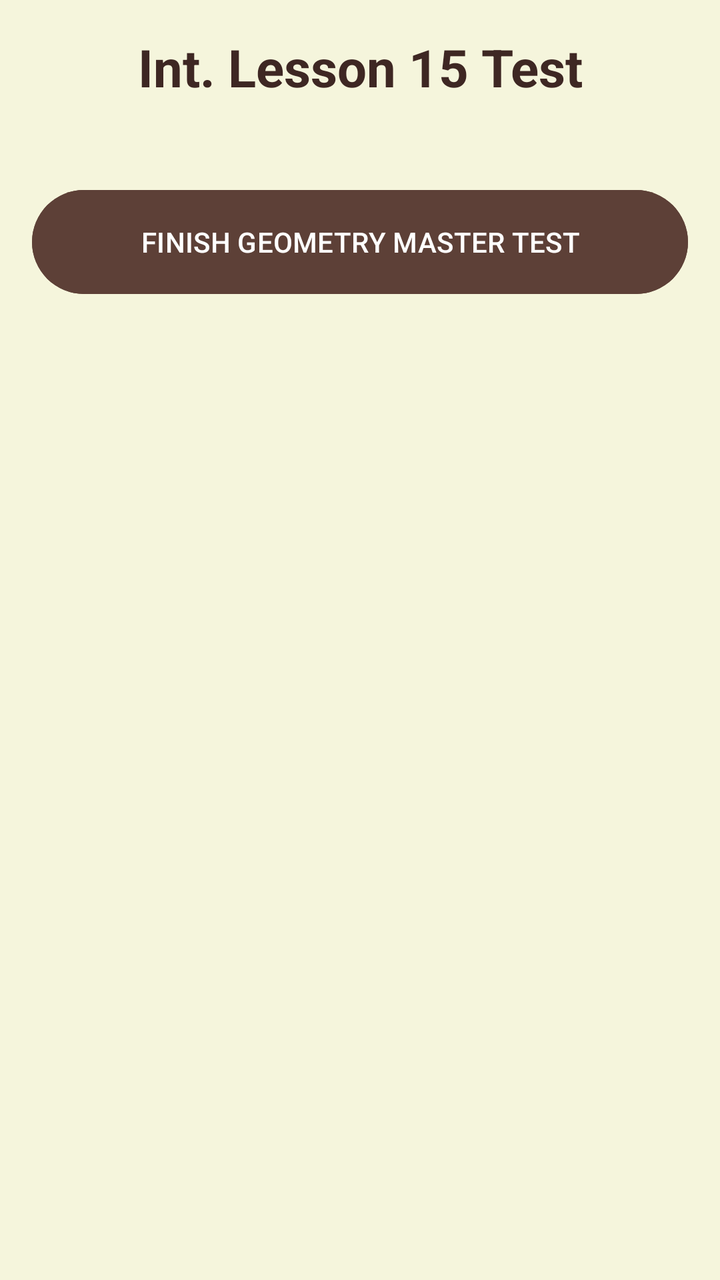
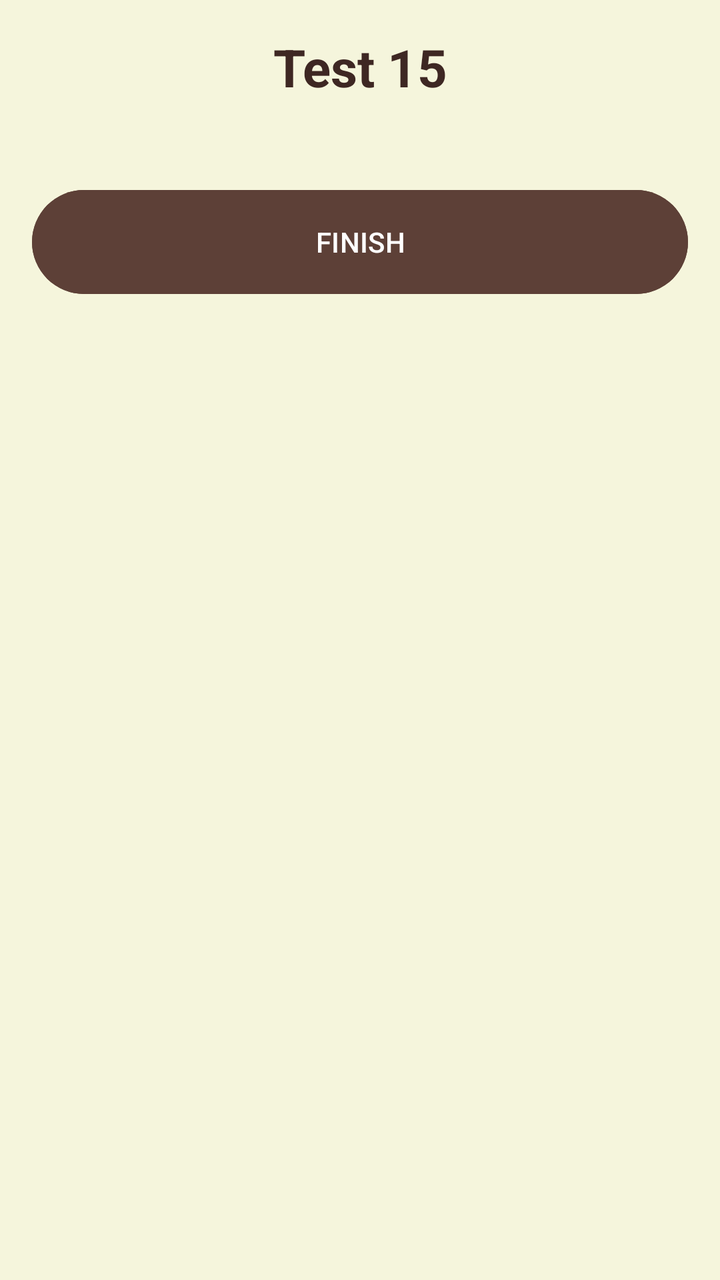

The first picture is an Android layout as it rendered before a commit; the second is the same layout after the commit. The layout source and the unified diff follow.
<!-- AndroidManifest.xml: application theme Theme.OlympMathMentor -->
<!-- res/layout/activity_int_test15.xml -->
<?xml version="1.0" encoding="utf-8"?>
<ScrollView xmlns:android="http://schemas.android.com/apk/res/android"
    android:layout_width="match_parent"
    android:layout_height="match_parent"
    android:background="#F5F5DC"
    android:padding="16dp">

    <LinearLayout
        android:layout_width="match_parent"
        android:layout_height="wrap_content"
        android:orientation="vertical">

        <TextView
            android:layout_width="match_parent"
            android:layout_height="wrap_content"
            android:text="Int. Lesson 15 Test"
            android:textSize="26sp"
            android:textStyle="bold"
            android:textColor="#3E2723"
            android:gravity="center"
            android:layout_marginBottom="20dp"/>

        <LinearLayout
            android:id="@+id/questionsContainer"
            android:layout_width="match_parent"
            android:layout_height="wrap_content"
            android:orientation="vertical" />

        <Button
            android:id="@+id/btnFinish"
            android:layout_width="match_parent"
            android:layout_height="60dp"
            android:text="FINISH GEOMETRY MASTER TEST"
            android:backgroundTint="#5D4037"
            android:textColor="#FFFFFF"
            android:layout_marginTop="20dp"/>

        <LinearLayout
            android:id="@+id/resultLayout"
            android:layout_width="match_parent"
            android:layout_height="wrap_content"
            android:orientation="vertical"
            android:visibility="gone"
            android:gravity="center"
            android:layout_marginTop="20dp">

            <TextView
                android:id="@+id/tvScore"
                android:layout_width="wrap_content"
                android:layout_height="wrap_content"
                android:textSize="24sp"
                android:textColor="#3E2723"
                android:textStyle="bold"/>

            <LinearLayout
                android:id="@+id/medalsLayout"
                android:layout_width="wrap_content"
                android:layout_height="wrap_content"
                android:orientation="horizontal"
                android:layout_margin="10dp"
                android:visibility="gone">

                <ImageView android:id="@+id/medal1" android:layout_width="60dp" android:layout_height="60dp" android:src="@drawable/ic_medal" />
                <ImageView android:id="@+id/medal2" android:layout_width="60dp" android:layout_height="60dp" android:src="@drawable/ic_medal" />
                <ImageView android:id="@+id/medal3" android:layout_width="60dp" android:layout_height="60dp" android:src="@drawable/ic_medal" />

            </LinearLayout>

            <TextView
                android:id="@+id/tvFeedback"
                android:layout_width="match_parent"
                android:layout_height="wrap_content"
                android:gravity="center"
                android:textSize="18sp"
                android:textColor="#D32F2F"
                android:layout_marginBottom="20dp"/>

            <Button
                android:id="@+id/btnNextLesson"
                android:layout_width="match_parent"
                android:layout_height="60dp"
                android:text="Next Lesson"
                android:visibility="gone"
                android:backgroundTint="#2E7D32"
                android:textColor="#FFFFFF"
                android:layout_marginBottom="10dp"/>

            <Button
                android:id="@+id/btnRetry"
                android:layout_width="match_parent"
                android:layout_height="60dp"
                android:text="Retry Test"
                android:backgroundTint="#D32F2F"
                android:textColor="#FFFFFF"/>

        </LinearLayout>
    </LinearLayout>
</ScrollView>
<!-- resources referenced by this layout -->
<resources>
  <!-- drawable ic_medal (drawable) -->
  <vector xmlns:android="http://schemas.android.com/apk/res/android"
      android:width="24dp"
      android:height="24dp"
      android:viewportWidth="24"
      android:viewportHeight="24">
      <path
          android:fillColor="#FFFFFFFF"
          android:pathData="M17,10.43V2H7v8.43c0,0.35 0.18,0.68 0.49,0.86l4.18,2.51l-0.99,2.34l-3.41,0.29l2.59,2.24L8.96,22L12,20.23L15.04,22l-0.9-3.33l2.59,-2.24l-3.41,-0.29l-0.99,-2.34l4.18,-2.51C16.82,11.11 17,10.79 17,10.43zM13,4h2v3h-2V4zM9,4h2v3H9V4z"/>
  </vector>
  <style name="Theme.OlympMathMentor" parent="Base.Theme.OlympMathMentor" />
  <style name="Base.Theme.OlympMathMentor" parent="Theme.Material3.DayNight.NoActionBar">
          
          
      </style>
</resources>

<!-- the commit's change to res/layout/activity_int_test15.xml (unified diff, before → after) -->
@@ -13,7 +13,7 @@
         <TextView
             android:layout_width="match_parent"
             android:layout_height="wrap_content"
-            android:text="Int. Lesson 15 Test"
+            android:text="Test 15"
             android:textSize="26sp"
             android:textStyle="bold"
             android:textColor="#3E2723"
@@ -30,7 +30,7 @@
             android:id="@+id/btnFinish"
             android:layout_width="match_parent"
             android:layout_height="60dp"
-            android:text="FINISH GEOMETRY MASTER TEST"
+            android:text="FINISH"
             android:backgroundTint="#5D4037"
             android:textColor="#FFFFFF"
             android:layout_marginTop="20dp"/>
